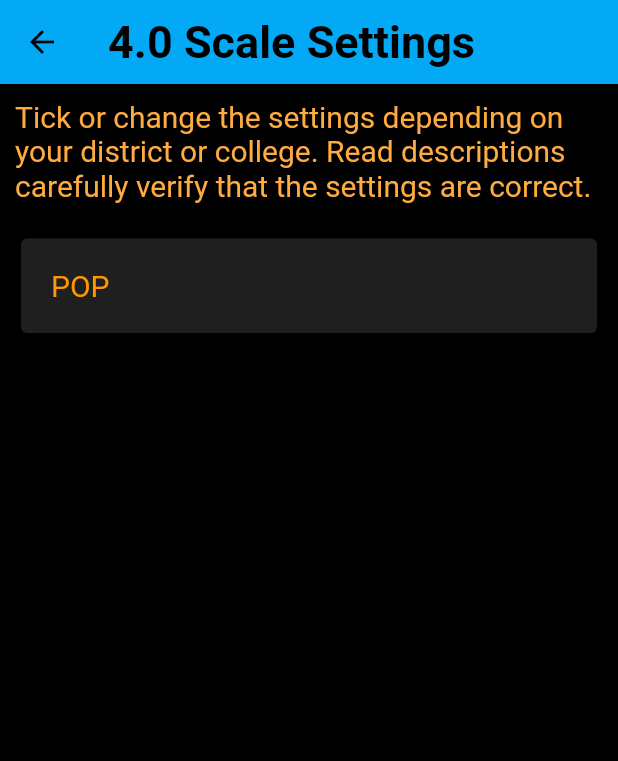
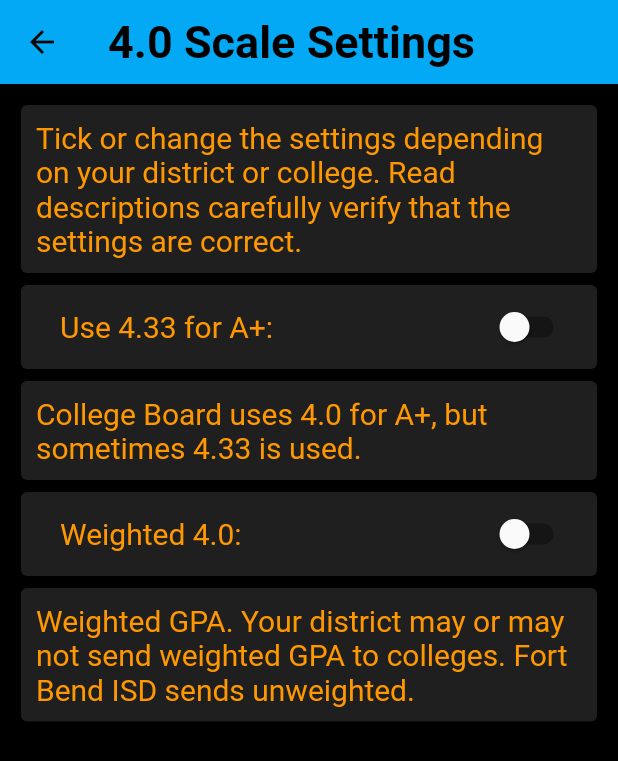
Before and after one commit to ClearHall/SkyMobile, a Flutter app: the GPACalculatorSettings screen opened by its route, on a phone screen of 412 x 824 dp. Shown: the top 761 px of the screen. Run offline on Flutter 3.47's test engine with Material 2 defaults, Android fonts, the phone set to English and light mode, and no system bars; missing offline and left inert: skyscrapeapi.

Commit message:
40scalesettings

```diff
--- a/lib/SkyMobileGPACalculator/gpaCalculatorClasses.dart
+++ b/lib/GPACalculator/gpaCalculatorClasses.dart
@@ -1,7 +1,7 @@
 import 'package:flutter/cupertino.dart';
 import 'package:flutter/material.dart';
 import 'package:skyscrapeapi/skywardAPITypes.dart';
-import 'package:skymobile/SkyMobileHelperUtilities/globalVariables.dart';
+import 'package:skymobile/HelperUtilities/globalVariables.dart';
 import 'gpaCalculatorSupportUtils.dart';
 
 class GPACalculatorClasses extends StatefulWidget {
--- /dev/null
+++ b/lib/GPACalculator/gpaCalculatorSettings.dart
@@ -0,0 +1,50 @@
+import 'package:flutter/material.dart';
+import 'package:skymobile/Settings/settingsWidgetGenerator.dart';
+import 'gpaCalculatorSupportUtils.dart';
+
+class GPACalculatorSettings extends StatefulWidget {
+  GPACalculatorSettings({Key key}) : super(key: key);
+
+  @override
+  _GPACalculatorSettingsState createState() => _GPACalculatorSettingsState();
+}
+
+class _GPACalculatorSettingsState extends State<GPACalculatorSettings> {
+  @override
+  Widget build(BuildContext context) {
+    List<Widget> widgets = [
+      Container(child: Card(
+        color: Colors.white12,
+        child: Container(
+          child: Text(
+            'Tick or change the settings depending on your district or college. Read descriptions carefully verify that the settings are correct.',
+            style: TextStyle(color: Colors.orange, fontSize: 20),
+          ),
+          padding: EdgeInsets.all(10),
+        ),
+      ), padding: EdgeInsets.only(left: 10, right: 10, top: 10),)
+    ];
+    for (String k in extraGPASettings.keys) {
+      widgets.add(SettingsWidgetGenerator.generateSingleSettingsWidget(
+          k, extraGPASettings[k], run: (){
+            saveExtraGPASettings();
+      }));
+    }
+
+    return Scaffold(
+        appBar: AppBar(
+          backgroundColor: Colors.lightBlue,
+          title: Text('4.0 Scale Settings',
+              textAlign: TextAlign.center,
+              style: TextStyle(
+                  color: Colors.black,
+                  fontSize: 30,
+                  fontWeight: FontWeight.w700)),
+        ),
+        backgroundColor: Colors.black,
+        body: Center(
+          child: ListView(children: widgets),
+        ));
+  }
+  //Widget _generateSettingsClickable(String setting, )
+}
--- a/lib/SkyMobileHelperUtilities/customDialogOptions.dart
+++ b/lib/HelperUtilities/customDialogOptions.dart
@@ -1,10 +1,8 @@
 import 'package:flutter/material.dart';
-import 'package:skymobile/SkyMobileHelperUtilities/accountTypes.dart';
 import 'package:skyscrapeapi/skywardDistrictSearcher.dart';
 import 'package:skyscrapeapi/skywardAPITypes.dart';
 import '../main.dart';
 import 'globalVariables.dart';
-import 'jsonSaver.dart';
 
 class DialogColorMode {
   static Color getBackgroundColor() {
--- a/lib/SkyMobileHelperUtilities/jsonSaver.dart
+++ b/lib/HelperUtilities/jsonSaver.dart
@@ -62,6 +62,8 @@ class JSONSaver {
           retrievedJSONCoded.forEach((key, val) {
             mapOfTargetedObject[ClassLevel.values.firstWhere((e) => e.toString() == key)] = val;
           });
+        }else if(fileName == FilesAvailable.gpaExtraSettings){
+          mapOfTargetedObject = retrievedJSONCoded;
         }
         return mapOfTargetedObject;
       }
@@ -71,4 +73,4 @@ class JSONSaver {
   }
 }
 
-enum FilesAvailable { accounts, gpaCalculatorSettings, gpaSelectedTerms, classLevelValues }
+enum FilesAvailable { accounts, gpaCalculatorSettings, gpaSelectedTerms, classLevelValues, gpaExtraSettings }
--- /dev/null
+++ b/lib/HelperUtilities/themeColorManager.dart
@@ -0,0 +1,3 @@
+class ColorTheme{
+
+}
--- a/lib/SkywardNavViews/assignmentInfoViewer.dart
+++ b/lib/Navigation/assignmentInfoViewer.dart
@@ -1,7 +1,7 @@
 import 'package:flutter/material.dart';
 import 'package:flutter/cupertino.dart';
 import 'package:skyscrapeapi/skywardAPITypes.dart';
-import 'package:skymobile/SkyMobileHelperUtilities/globalVariables.dart';
+import 'package:skymobile/HelperUtilities/globalVariables.dart';
 
 class AssignmentInfoViewer extends StatefulWidget {
   MaterialColor secondColor;
--- a/lib/SkywardNavViews/assignmentsViewer.dart
+++ b/lib/Navigation/assignmentsViewer.dart
@@ -1,8 +1,8 @@
 import 'package:flutter/material.dart';
 import 'package:flutter/cupertino.dart';
 import 'package:skyscrapeapi/skywardAPITypes.dart';
-import 'package:skymobile/SkyMobileHelperUtilities/globalVariables.dart';
-import 'package:skymobile/SkyMobileHelperUtilities/customDialogOptions.dart';
+import 'package:skymobile/HelperUtilities/globalVariables.dart';
+import 'package:skymobile/HelperUtilities/customDialogOptions.dart';
 
 class AssignmentsViewer extends StatefulWidget {
   MaterialColor secondColor;
--- a/lib/SkywardNavViews/termGradeViewer.dart
+++ b/lib/Navigation/termGradeViewer.dart
@@ -1,9 +1,9 @@
 import 'package:flutter/material.dart';
 import 'package:flutter/cupertino.dart';
 import 'package:skyscrapeapi/skywardAPITypes.dart';
-import 'package:skymobile/SkyMobileHelperUtilities/globalVariables.dart';
-import 'package:skymobile/SkyMobileHelperUtilities/customDialogOptions.dart';
-import 'package:skymobile/SkyMobileGPACalculator/gpaCalculatorSupportUtils.dart';
+import 'package:skymobile/HelperUtilities/globalVariables.dart';
+import 'package:skymobile/HelperUtilities/customDialogOptions.dart';
+import 'package:skymobile/GPACalculator/gpaCalculatorSupportUtils.dart';
 
 class TermViewerPage extends StatefulWidget {
   MaterialColor secondColor;
--- /dev/null
+++ b/lib/Settings/settingsWidgetGenerator.dart
@@ -0,0 +1,46 @@
+import 'package:flutter/material.dart';
+
+class SettingsWidgetGenerator {
+  static Widget generateSingleSettingsWidget(String settings, Map attributes, {Function run}) {
+    return Container(
+      child: Column(
+        children: <Widget>[
+          Container(
+            width: double.infinity,
+            child: Card(
+                child: ListTile(
+                  title: Container(
+                    child: Text(
+                      settings + ":",
+                      style: TextStyle(color: Colors.orange, fontSize: 20),
+                    ),
+                    padding: EdgeInsets.all(10),
+                  ),
+                  trailing: Switch(
+                      value: attributes['option'] ?? false,
+                      onChanged: (changedTo) {
+                        attributes['option'] = changedTo;
+                        if(run != null){
+                          run();
+                        }
+                      }),
+                ),
+                color: Colors.white12),
+            //padding: EdgeInsets.only(left: 5, top: 10, right: 5, bottom: 10),
+          ),
+          Container(
+              child: Card(
+                  color: Colors.white12,
+                  child: Container(
+                    child: Text(
+                      attributes['description'] ?? '',
+                      style: TextStyle(color: Colors.orange, fontSize: 20),
+                    ),
+                    padding: EdgeInsets.all(10),
+                  )))
+        ],
+      ),
+      padding: EdgeInsets.only(left: 10, right: 10),
+    );
+  }
+}
--- a/lib/SkyMobileGPACalculator/gpaCalculatorSettings.dart
+++ /dev/null
@@ -1,54 +0,0 @@
-import 'package:flutter/material.dart';
-
-class GPACalculatorSettings extends StatefulWidget {
-  GPACalculatorSettings({Key key}) : super(key: key);
-
-  @override
-  _GPACalculatorSettingsState createState() => _GPACalculatorSettingsState();
-}
-
-class _GPACalculatorSettingsState extends State<GPACalculatorSettings> {
-  @override
-  Widget build(BuildContext context) {
-    return Scaffold(
-        appBar: AppBar(
-          backgroundColor: Colors.lightBlue,
-          title: Text('4.0 Scale Settings',
-              textAlign: TextAlign.center,
-              style: TextStyle(
-                  color: Colors.black,
-                  fontSize: 30,
-                  fontWeight: FontWeight.w700)),
-        ),
-        backgroundColor: Colors.black,
-        body: Center(
-          child: ListView(
-            children: <Widget>[
-              Container(
-                child: Text(
-                  'Tick or change the settings depending on your district or college. Read descriptions carefully verify that the settings are correct.',
-                  style: TextStyle(color: Colors.orangeAccent, fontSize: 20),
-                ),
-                padding: EdgeInsets.all(10),
-              ),
-              Container(
-                width: double.infinity,
-                child: Card(
-                    child: Container(
-                      child: Text(
-                        "POP",
-                        style: TextStyle(color: Colors.orange, fontSize: 20),
-                      ),
-                      padding: EdgeInsets.all(20),
-                    ),
-                    color: Colors.white12),
-                padding:
-                    EdgeInsets.only(left: 10, top: 10, right: 10, bottom: 10),
-              )
-            ],
-          ),
-        ));
-  }
-
-  //Widget _generateSettingsClickable(String setting, )
-}
```
Also changed, not shown: lib/GPACalculator/gpaCalculatorSchoolYear.dart (renamed from lib/SkyMobileGPACalculator/gpaCalculatorSchoolYear.dart, +6 -4 lines), lib/GPACalculator/gpaCalculatorSupportUtils.dart (renamed from lib/SkyMobileGPACalculator/gpaCalculatorSupportUtils.dart, +21 -4 lines), lib/main.dart (+10 -10 lines), lib/GPACalculator/gpaCalculatorTypes.dart (renamed from lib/SkyMobileGPACalculator/gpaCalculatorTypes.dart), lib/HelperUtilities/accountTypes.dart (renamed from lib/SkyMobileHelperUtilities/accountTypes.dart), lib/HelperUtilities/alwaysVisibleScrollbar.dart (renamed from lib/SkyMobileHelperUtilities/alwaysVisibleScrollbar.dart), lib/HelperUtilities/globalVariables.dart (renamed from lib/SkyMobileHelperUtilities/globalVariables.dart), 1 other file.
